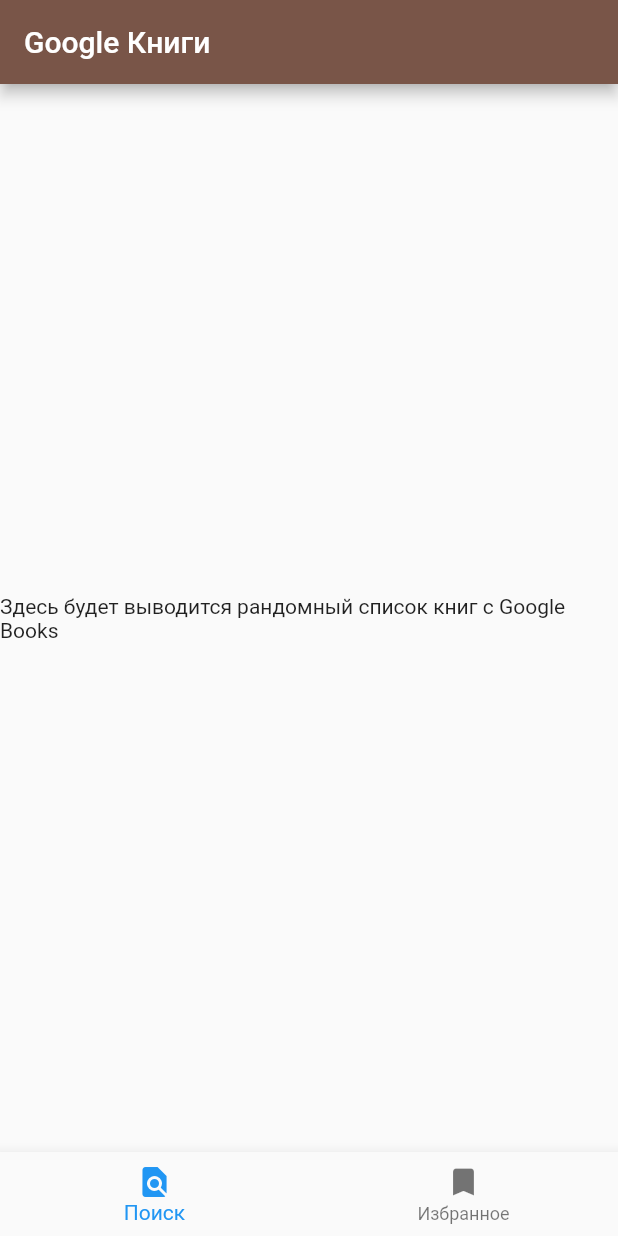
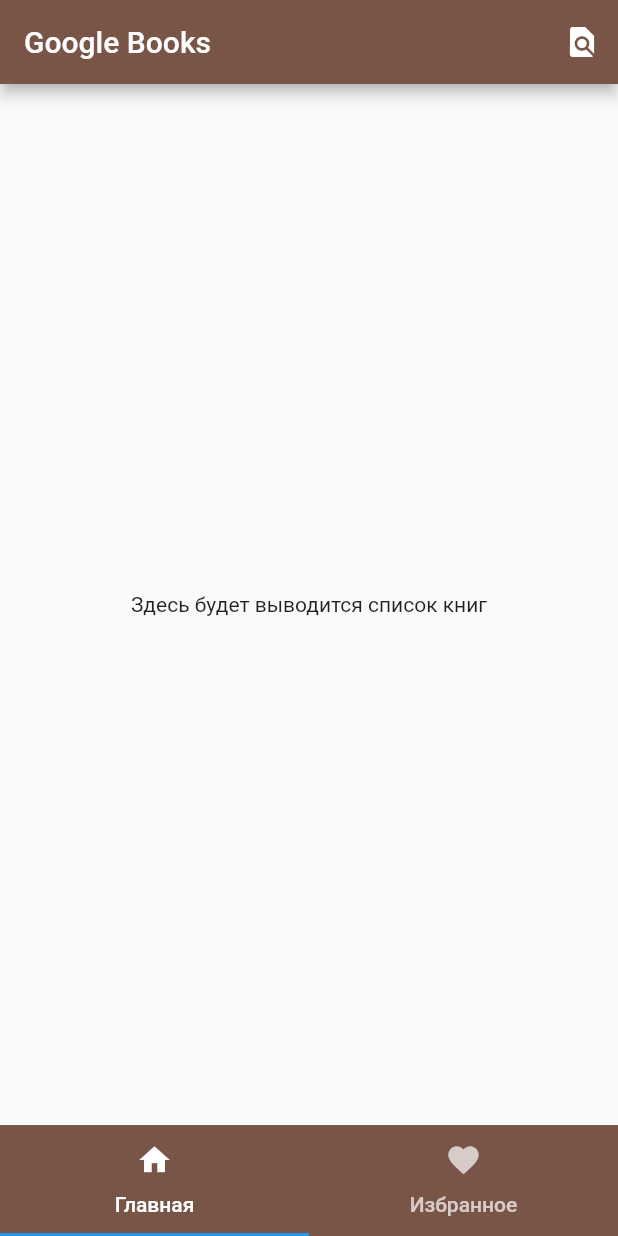
Before and after one commit to irismaster/google_books, a Flutter app: the screen it shows after launch, on a phone screen of 412 x 824 dp. Run offline on Flutter 3.47's test engine with Material 2 defaults, Android fonts, the phone set to English and light mode, and no system bars.

Commit message:
new interface

```diff
--- a/lib/main.dart
+++ b/lib/main.dart
@@ -1,63 +1,90 @@
 import 'package:flutter/material.dart';
 
-void main() => runApp(mainClass());
-
-
-class mainClass extends StatelessWidget {
-
-
+void main() {
+  runApp(MaterialApp(
+      debugShowCheckedModeBanner: false,
+      title: "Google books",
+      home: MainScreen()));
+}
+class MainScreen extends StatefulWidget {
   @override
-  Widget build(BuildContext context) {
-    return MaterialApp(
-
-      home: mainScreen(),
-    );
+  MainScreenState createState() => MainScreenState();
+}
+class MainScreenState extends State<MainScreen> with SingleTickerProviderStateMixin {
+  TabController controller;
+  @override
+  void initState() {
+    super.initState();
+    controller = TabController(length: 2, vsync: this);
   }
-}
-
-class mainScreen extends StatefulWidget {
-  mainScreen({Key key}) : super(key: key);
-
   @override
-  mainScreenState createState() => mainScreenState();
-}
-
-class mainScreenState extends State<mainScreen> {
-
-
+  void dispose() {
+    controller.dispose();
+    super.dispose();
+  }
   @override
   Widget build(BuildContext context) {
     return Scaffold(
       appBar: AppBar(
-        title: const Text('Google Книги'),
+        title: Text("Google Books"),
+        actions: <Widget>[
+          IconButton(
+            icon: Icon(Icons.find_in_page, color: Colors.white,),
+            onPressed: () {
+
+            },
+          )
+        ],
         backgroundColor: Colors.brown,
       ),
-      body: Center(
-        child: Text('Здесь будет выводится рандомный список книг с Google Books', textDirection: TextDirection.ltr,),
+
+      body:
+
+      TabBarView(
+        children: <Widget>[HomeScreen(), FavoritesScreen()],
+        controller: controller,
       ),
-      bottomNavigationBar: BottomNavigationBar(
-        items: const <BottomNavigationBarItem>[
-          BottomNavigationBarItem(
-            icon: Icon(Icons.find_in_page),
-            title: Text('Поиск'),
-          ),
-          BottomNavigationBarItem(
-            icon: Icon(Icons.bookmark),
-            title: Text('Избранное'),
-          ),
-        ],
-
-       // selectedItemColor: Colors.amber[800],
-
+      bottomNavigationBar: Material(
+        color: Colors.brown,
+        child: TabBar(
+          tabs: <Tab>[
+            Tab(
+                icon: Icon(Icons.home),
+                child: Text('Главная')
+            ),
+            Tab(
+              icon: Icon(Icons.favorite),
+              child: Text('Избранное'),
+            ),
+          ],
+          controller: controller,
+        ),
       ),
     );
   }
+}
+  class HomeScreen extends StatelessWidget {
+  @override
+  Widget build(BuildContext context) {
+  return Scaffold(
 
+  body:
+  Center(
+  child: Text('Здесь будет выводится список книг', textDirection: TextDirection.ltr,),
+  ),
+  );
+  }
+  }
 
-int _selectedIndex = 0;
-  void _onItemTapped(int index) {
-setState(() {
-_selectedIndex = index;
-});
-}
-}
+  class FavoritesScreen extends StatelessWidget {
+  @override
+  Widget build(BuildContext context) {
+  return Scaffold(
+
+  body:
+  Center(
+  child: Text('Здесь будет список книг избраного', textDirection: TextDirection.ltr,),
+     ),
+    );
+   }
+  }
```
